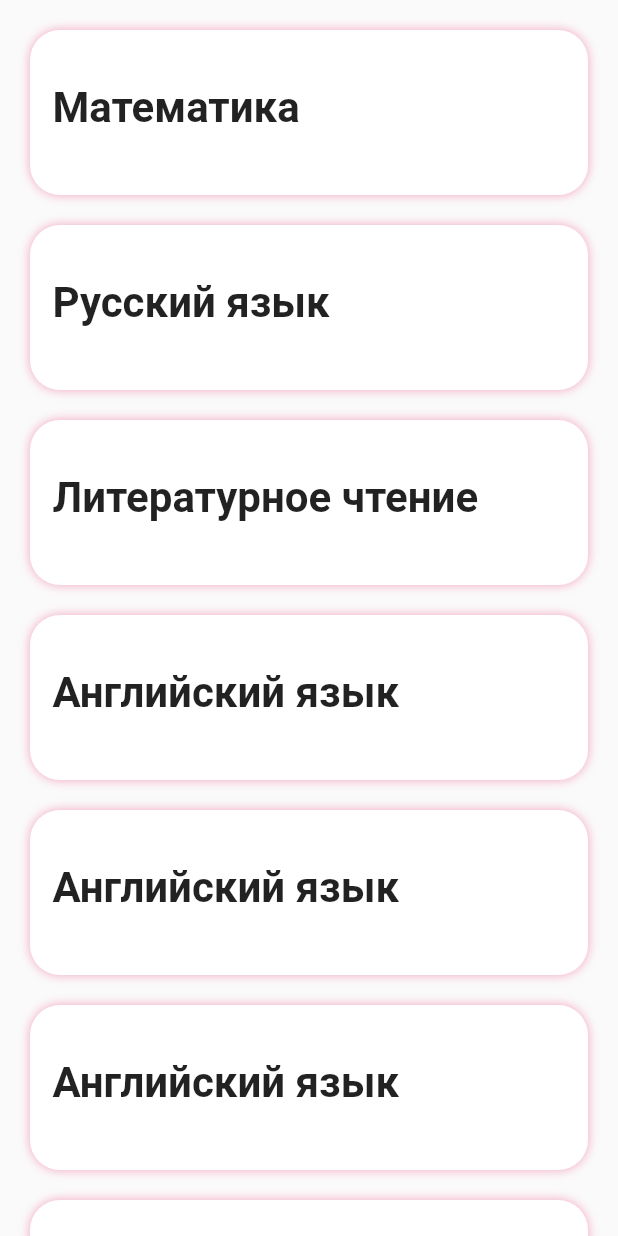
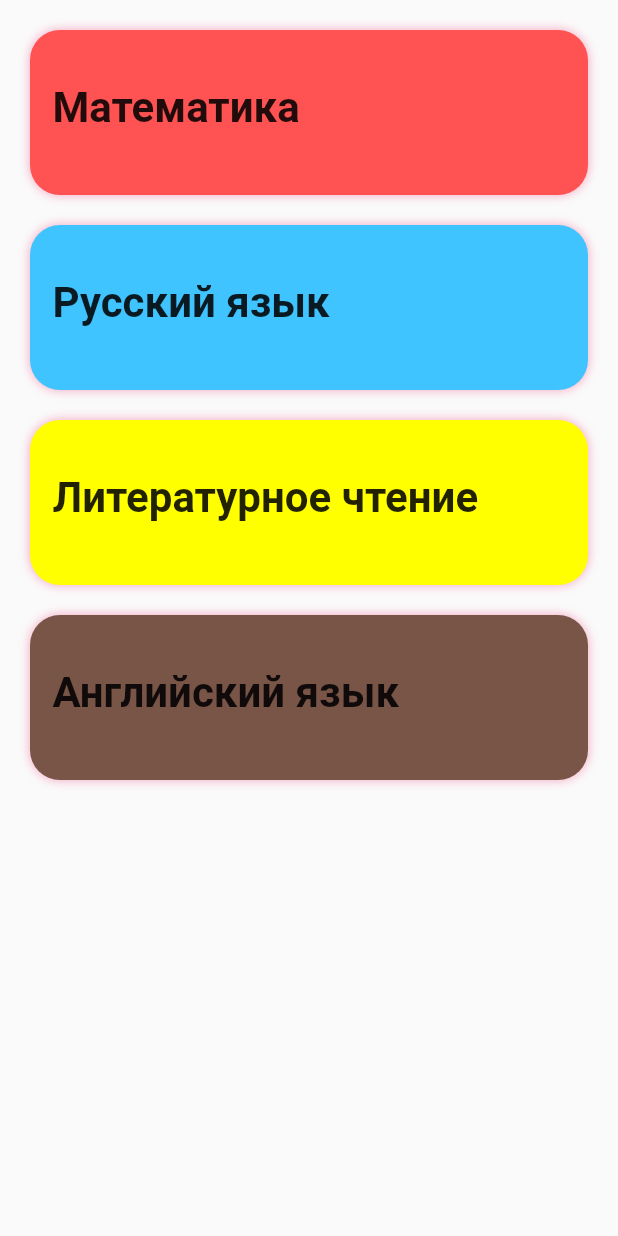
Before and after one commit to Lloydtechlead/TheLearn, a Flutter app: the VideoLessonPage widget shown alone on an empty page, opened directly, on a phone screen of 412 x 824 dp. Run offline on Flutter 3.47's test engine with Material 2 defaults, Android fonts, the phone set to English and light mode, and no system bars; our stand-ins replace firebase_auth, google_sign_in; accounts and stored records are empty.

Commit message:
add color to containers

```diff
--- a/lib/items/4th_class.dart
+++ b/lib/items/4th_class.dart
@@ -1,18 +1,19 @@
+import 'package:flutter/material.dart';
+
+
 const FORTYTH_CLASS = [
   {
     "name" : 'Математика',
+    "color": Colors.redAccent
   },{
-    "name": 'Русский язык'
+    "name": 'Русский язык',
+    "color": Colors.lightBlueAccent
   },{
-    "name": 'Литературное чтение'
+    "name": 'Литературное чтение',
+    "color": Colors.yellowAccent
   },{
-    "name": 'Английский язык'
-  },{
-    "name": 'Английский язык'
-  },{
-    "name": 'Английский язык'
-  },{
-    "name": 'Английский язык'
+    "name": 'Английский язык',
+    "color": Colors.brown
   }
 ];
 
--- a/lib/pages/videolesson_page.dart
+++ b/lib/pages/videolesson_page.dart
@@ -18,14 +18,13 @@ class _VideoLessonPageState extends State<VideoLessonPage>{
 
 
   void getPostsData() {
-    Colors _containerColor;
     List<dynamic> responseList = FORTYTH_CLASS;
     List<Widget> listItems = [];
     responseList.forEach((post) {
       listItems.add(Container(
         height: 110,
         margin: const EdgeInsets.symmetric(horizontal: 20, vertical: 10),
-        decoration: BoxDecoration(borderRadius: BorderRadius.all(Radius.circular(20.0)), color: Colors.white, boxShadow: [
+        decoration: BoxDecoration(borderRadius: BorderRadius.all(Radius.circular(20.0)), color: post['color'], boxShadow: [
           BoxShadow(color: Colors.pink.withAlpha(100), blurRadius: 5)
         ]),
         child: Padding(
```
